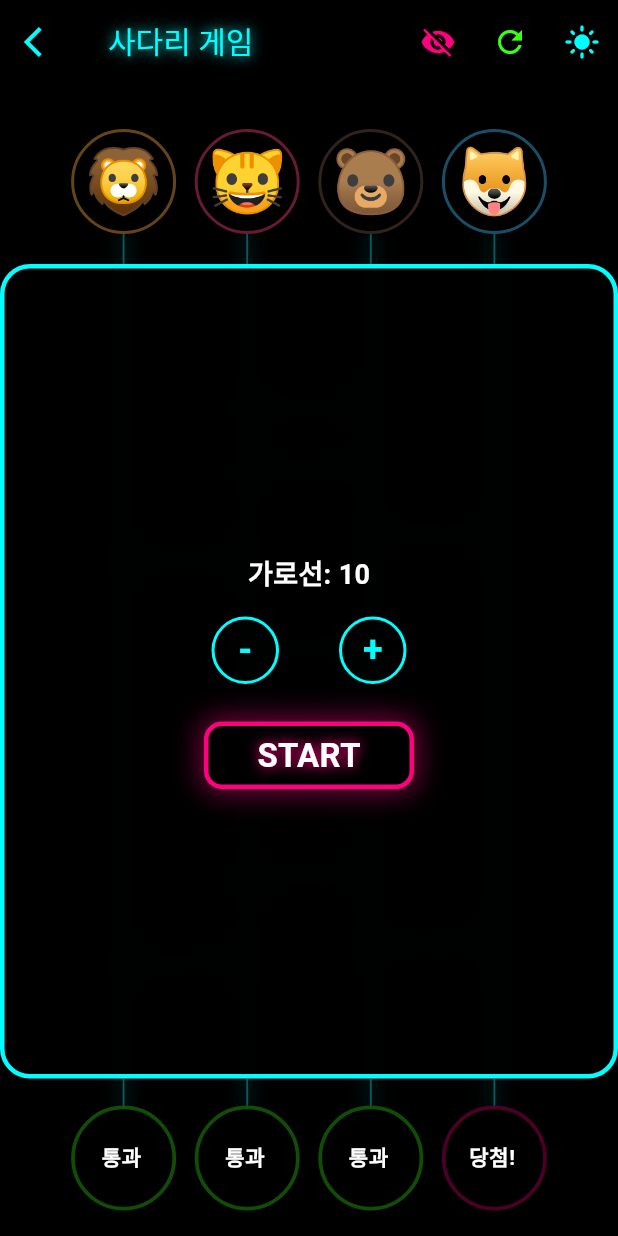
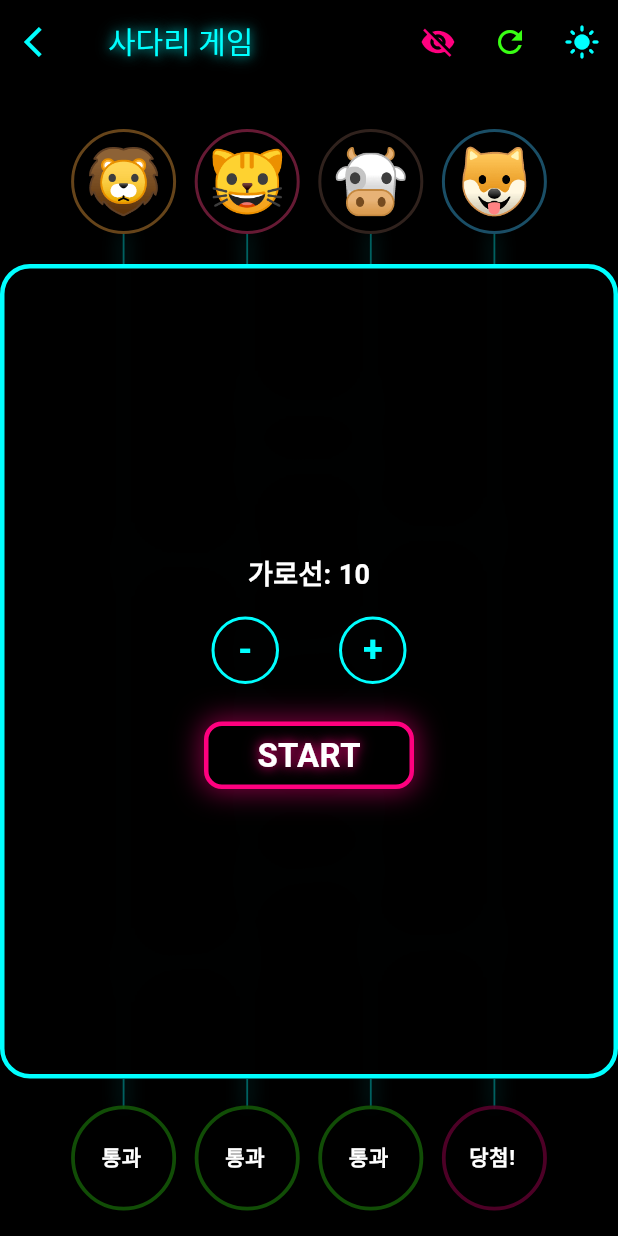
Before and after one commit to Ssassin-01/ladder_game, a Flutter app: the LadderGameScreen screen opened directly, on a phone screen of 412 x 824 dp. Run offline on Flutter 3.47's test engine with Material 3 defaults, Android fonts, the phone set to English and light mode, and no system bars; our stand-ins replace audioplayers, shared_preferences; accounts and stored records are empty.

Commit message:
chore: 프로젝트 폴더 및 깃허브 레포지토리명 ladder_game으로 완전 개명

```diff
--- /dev/null
+++ b/devtools_options.yaml
@@ -0,0 +1,3 @@
+description: This file stores settings for Dart & Flutter DevTools.
+documentation: https://docs.flutter.dev/tools/devtools/extensions#configure-extension-enablement-states
+extensions:
--- a/lib/core/neon_button.dart
+++ b/lib/core/neon_button.dart
@@ -12,7 +12,7 @@ class NeonButton extends StatefulWidget {
   const NeonButton({
     super.key,
     required this.text,
-    this.color = NeonColors.cyan, // 기본값은 사이버 시안
+    this.color = NeonColors.cyan, // 기본값은 사이언
     required this.onPressed,
     this.width = 200,
     this.height = 60,
@@ -30,7 +30,7 @@ class _NeonButtonState extends State<NeonButton>
   @override
   void initState() {
     super.initState();
-    // 터치 시 스케일이 약간 커졌다 작아지는 애니메이션 (타격감 강조)
+    // 터치 시 버튼이 잠깐 커졌다 작아지는 애니메이션 (타격감 강조)
     _controller = AnimationController(
       vsync: this,
       duration: const Duration(milliseconds: 150),
@@ -47,11 +47,11 @@ class _NeonButtonState extends State<NeonButton>
   }
 
   void _handleTap() async {
-    // 1. 애니메이션 실행 (스케일 업)
+    // 1. 애니메이션 실행 (스케일업)
     await _controller.forward();
-    // 2. 다시 돌아오기 (스케일 다운)
+    // 2. 다시 돌아오기 (스케일다운)
     await _controller.reverse();
-    // 3. 실제 동작 수행
+    // 3. 실제 동작 실행
     widget.onPressed();
   }
 
--- a/lib/features/home/home_screen.dart
+++ b/lib/features/home/home_screen.dart
@@ -45,7 +45,7 @@ class HomeScreen extends StatelessWidget {
 
               _buildGameButton(
                 context,
-                text: '사다리 타기',
+                text: '사다리 게임',
                 color: NeonColors.limeGreen,
                 targetScreen: const LadderSettingsScreen(),
               ),
--- a/lib/features/ladder_game/ladder_game_screen.dart
+++ b/lib/features/ladder_game/ladder_game_screen.dart
@@ -202,7 +202,7 @@ class _LadderGameScreenState extends State<LadderGameScreen>
   void _startAll(LadderGameViewModel viewModel) async {
     if (_isNavigationTriggered) return;
 
-    // 모든 참가자에 대해 미리 결과 스냅샷 확정
+    // 모든 참가자에 대해 미리 결과 스냅샷 설정
     for (int i = 0; i < viewModel.playerCount; i++) {
       final endIdx = viewModel.getResultIndex(i);
       _endIndexSnapshot[i] = endIdx;
@@ -339,7 +339,7 @@ class _LadderGameScreenState extends State<LadderGameScreen>
                         left: 0,
                         right: 0,
                         height:
-                            ladderHeight + (resultSize / 2), // 결과 칸 중앙까지 캔버스 확장
+                            ladderHeight + (resultSize / 2), // 결과 원 중앙까지 캔버스 확장
                         child: CustomPaint(
                           painter: LadderPainter(
                             playerCount: viewModel.playerCount,
@@ -399,7 +399,7 @@ class _LadderGameScreenState extends State<LadderGameScreen>
                           ),
                         );
                       }),
-                      // 3. 하단 결과 칸
+                      // 3. 하단 결과 원
                       Positioned(
                         top: topPadding + avatarSize + ladderHeight - 2,
                         left: 0,
@@ -473,7 +473,7 @@ class _LadderGameScreenState extends State<LadderGameScreen>
                         ),
                       ),
 
-                      // 4. 가림막(Fog) 및 중앙 제어 레이어
+                      // 4. 가림막(Fog) 및 중앙 제어 UI
                       Positioned(
                         top: topPadding + avatarSize + 20,
                         left: 0,
@@ -483,7 +483,7 @@ class _LadderGameScreenState extends State<LadderGameScreen>
                           ignoring: _isAnimating,
                           child: Stack(
                             children: [
-                              // 가림막 (Blur + 높은 불투명도 + 테두리)
+                              // 가림막 (Blur + 낮은 불투명도 + 테두리)
                               Positioned.fill(
                                 child: AnimatedOpacity(
                                   duration: const Duration(milliseconds: 400),
@@ -524,7 +524,7 @@ class _LadderGameScreenState extends State<LadderGameScreen>
                                   ),
                                 ),
                               ),
-                              // 중앙 제어 UI (게임 시작 전만 보임)
+                              // 중앙 제어 UI (게임 시작 전에만 보임)
                               if (!_isAnimating)
                                 Center(
                                   child: _configPanel(viewModel, isDarkMode),
--- a/lib/features/ladder_game/ladder_game_view_model.dart
+++ b/lib/features/ladder_game/ladder_game_view_model.dart
@@ -14,7 +14,7 @@ class Participant {
     required this.color,
   });
 
-  String get displayName => customName ?? '$animalType님';
+  String get displayName => customName ?? animalType;
 }
 
 class LadderBar {
@@ -38,7 +38,7 @@ class LadderGameViewModel extends ChangeNotifier {
   final List<Participant> _allAvailableParticipants = [
     Participant(animalType: '사자', emoji: '🦁', color: Colors.orangeAccent),
     Participant(animalType: '고양이', emoji: '🐱', color: Colors.pinkAccent),
-    Participant(animalType: '곰', emoji: '🐻', color: Colors.brown),
+    Participant(animalType: '소', emoji: '🐮', color: Colors.brown),
     Participant(animalType: '강아지', emoji: '🐶', color: Colors.lightBlueAccent),
     Participant(animalType: '여우', emoji: '🦊', color: Colors.deepOrangeAccent),
     Participant(animalType: '토끼', emoji: '🐰', color: Colors.white70),
@@ -50,12 +50,12 @@ class LadderGameViewModel extends ChangeNotifier {
     Participant(animalType: '원숭이', emoji: '🐵', color: Colors.brown),
     Participant(animalType: '닭', emoji: '🐔', color: Colors.redAccent),
     Participant(animalType: '펭귄', emoji: '🐧', color: Colors.blueGrey),
-    Participant(animalType: '병아리', emoji: '🐤', color: Colors.yellow),
+    Participant(animalType: '병아리', emoji: '🐥', color: Colors.yellow),
     Participant(animalType: '햄스터', emoji: '🐹', color: Colors.orange),
     Participant(animalType: '유니콘', emoji: '🦄', color: Colors.purpleAccent),
     Participant(animalType: '거북이', emoji: '🐢', color: Colors.green),
     Participant(animalType: '코끼리', emoji: '🐘', color: Colors.blueAccent),
-    Participant(animalType: '용', emoji: '🐲', color: Colors.tealAccent),
+    Participant(animalType: '말', emoji: '🐴', color: Colors.tealAccent),
   ];
 
   List<Participant> _currentParticipants = [];
@@ -104,19 +104,17 @@ class LadderGameViewModel extends ChangeNotifier {
       _playerCount,
       (i) => i == winnerIdx ? '당첨!' : '통과',
     );
-    _bottomResults.shuffle(); // 생성 시 셔플 추가
+    _bottomResults.shuffle();
   }
 
   void setSectionCount(int count) {
     _sectionCount = count.clamp(5, 100);
     _generateLadder();
-    _generateResults(); // 설정 변경 시에도 결과 셔플
     notifyListeners();
   }
 
   void setPlayerCount(int count) {
     _playerCount = count;
-    // 참가자 수 기반 가로선 기본값 동적 변경 (참가자 수 * 1.5 올림)
     _sectionCount = (count * 1.5).ceil().clamp(5, 100);
     _initData();
     _saveSettings();
@@ -131,8 +129,7 @@ class LadderGameViewModel extends ChangeNotifier {
 
   void refreshLadder() {
     _generateLadder();
-    _generateResults(); // 섞기 시 결과 셔플
-    // _isShroudActive = true; // 가림막 상태 유지 (유저 요청)
+    _generateResults();
     notifyListeners();
   }
 
@@ -165,7 +162,6 @@ class LadderGameViewModel extends ChangeNotifier {
       attempts++;
       int col = random.nextInt(_playerCount - 1);
       int row = random.nextInt(_sectionCount);
-      // 상단(0)과 하단(_sectionCount-1) 영역 보호 (가로선 방지)
       if (row < 1 || row >= _sectionCount - 1) continue;
       if (_ladderBars[col][row].exists) continue;
       bool hasLeft = col > 0 && _ladderBars[col - 1][row].exists;
--- a/lib/features/ladder_game/ladder_painter.dart
+++ b/lib/features/ladder_game/ladder_painter.dart
@@ -12,7 +12,7 @@ class LadderPainter extends CustomPainter {
   final List<Color>? participantColors;
   final bool isDarkMode;
   final LadderGameViewModel? viewModel;
-  final double ladderHeight; // 외부에서 계산된 정확한 사다리 영역 높이
+  final double ladderHeight; // 앱에서 계산된 정확한 사다리 영역 높이
 
   LadderPainter({
     required this.playerCount,
@@ -126,7 +126,7 @@ class LadderPainter extends CustomPainter {
             canvas.drawPath(extractPath, corePaint);
           } else {
             final hsvColor = HSVColor.fromColor(color);
-            // 라이트 모드: 선명도를 위해 더 어둡고 채도가 높은 색상 사용
+            // 라이트 모드: 시인성을 위해 좀 더 어둡고 채도가 높은 색상 적용
             final vibrantColor = hsvColor
                 .withValue((hsvColor.value * 0.5).clamp(0.0, 1.0))
                 .withSaturation((hsvColor.saturation * 1.5).clamp(0.0, 1.0))
--- a/lib/features/ladder_game/ladder_result_screen.dart
+++ b/lib/features/ladder_game/ladder_result_screen.dart
@@ -41,7 +41,7 @@ class _LadderResultScreenState extends State<LadderResultScreen>
   void initState() {
     super.initState();
 
-    // 당첨된 사람을 리스트의 첫 번째로 정렬
+    // 당첨된 사람을 리스트의 앞부분으로 정렬
     _sortedResults = List.from(widget.results);
     _sortedResults.sort((a, b) {
       final aWin = a.text.contains('당첨');
--- a/lib/features/odd_even/odd_even_screen.dart
+++ b/lib/features/odd_even/odd_even_screen.dart
@@ -37,7 +37,7 @@ class _OddEvenScreenState extends State<OddEvenScreen> {
         _resultText = '정답! [$result]';
         _resultColor = NeonColors.limeGreen;
       } else {
-        _resultText = '꽝! [$result]';
+        _resultText = '땡! [$result]';
         _resultColor = NeonColors.hotPink;
       }
     });
@@ -59,7 +59,7 @@ class _OddEvenScreenState extends State<OddEvenScreen> {
         child: Column(
           mainAxisAlignment: MainAxisAlignment.center,
           children: [
-            // 결과 창 (네온 텍스트)
+            // 결과창 (네온 텍스트)
             Container(
               height: 150,
               alignment: Alignment.center,
--- a/lib/features/pinball/pinball_screen.dart
+++ b/lib/features/pinball/pinball_screen.dart
@@ -7,7 +7,7 @@ class PinballScreen extends StatelessWidget {
   Widget build(BuildContext context) {
     return Scaffold(
       appBar: AppBar(title: const Text('핀볼 게임')),
-      body: const Center(child: Text('준비 중...')),
+      body: const Center(child: Text('준비중..')),
     );
   }
 }
--- a/lib/features/snail_race/snail_race_screen.dart
+++ b/lib/features/snail_race/snail_race_screen.dart
@@ -7,7 +7,7 @@ class SnailRaceScreen extends StatelessWidget {
   Widget build(BuildContext context) {
     return Scaffold(
       appBar: AppBar(title: const Text('달팽이 경주')),
-      body: const Center(child: Text('준비 중...')),
+      body: const Center(child: Text('준비중..')),
     );
   }
 }
--- a/lib/main.dart
+++ b/lib/main.dart
@@ -11,13 +11,13 @@ void main() {
         ChangeNotifierProvider(create: (_) => ThemeProvider()),
         ChangeNotifierProvider(create: (_) => LadderGameViewModel()),
       ],
-      child: const BettingApp(),
+      child: const LadderGameApp(),
     ),
   );
 }
 
-class BettingApp extends StatelessWidget {
-  const BettingApp({super.key});
+class LadderGameApp extends StatelessWidget {
+  const LadderGameApp({super.key});
 
   @override
   Widget build(BuildContext context) {
--- a/pubspec.yaml
+++ b/pubspec.yaml
@@ -1,4 +1,4 @@
-name: betting_app
+name: ladder_game
 description: "A new Flutter project."
 # The following line prevents the package from being accidentally published to
 # pub.dev using `flutter pub publish`. This is preferred for private packages.
```
Also changed, not shown: 19 other files.
